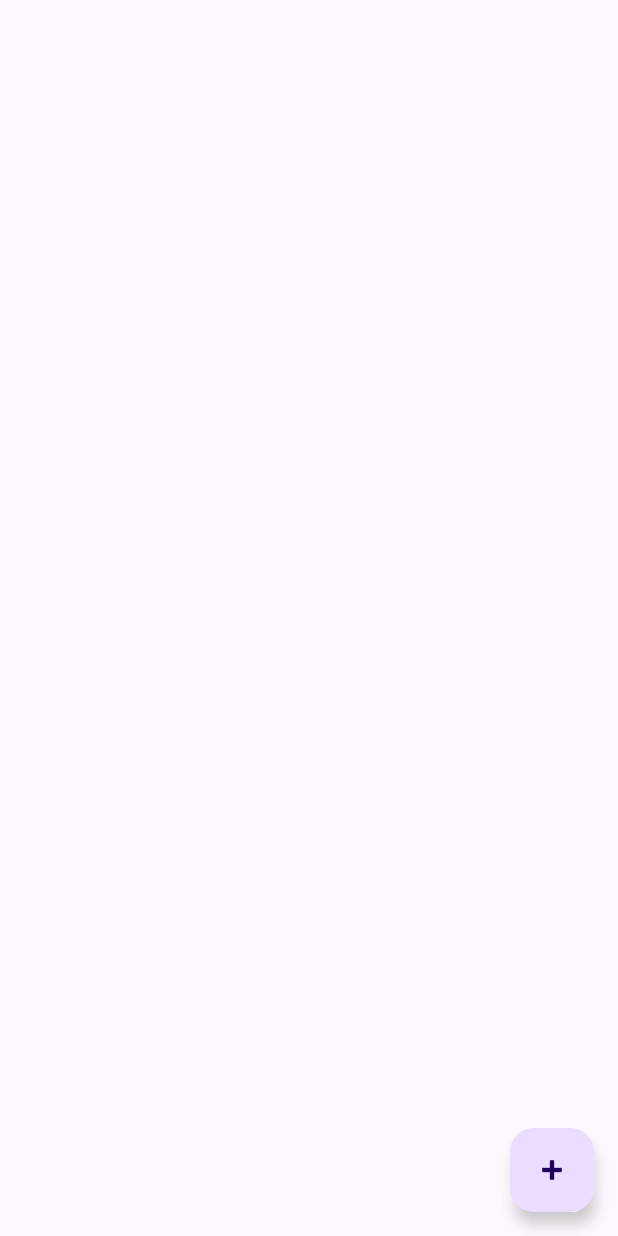
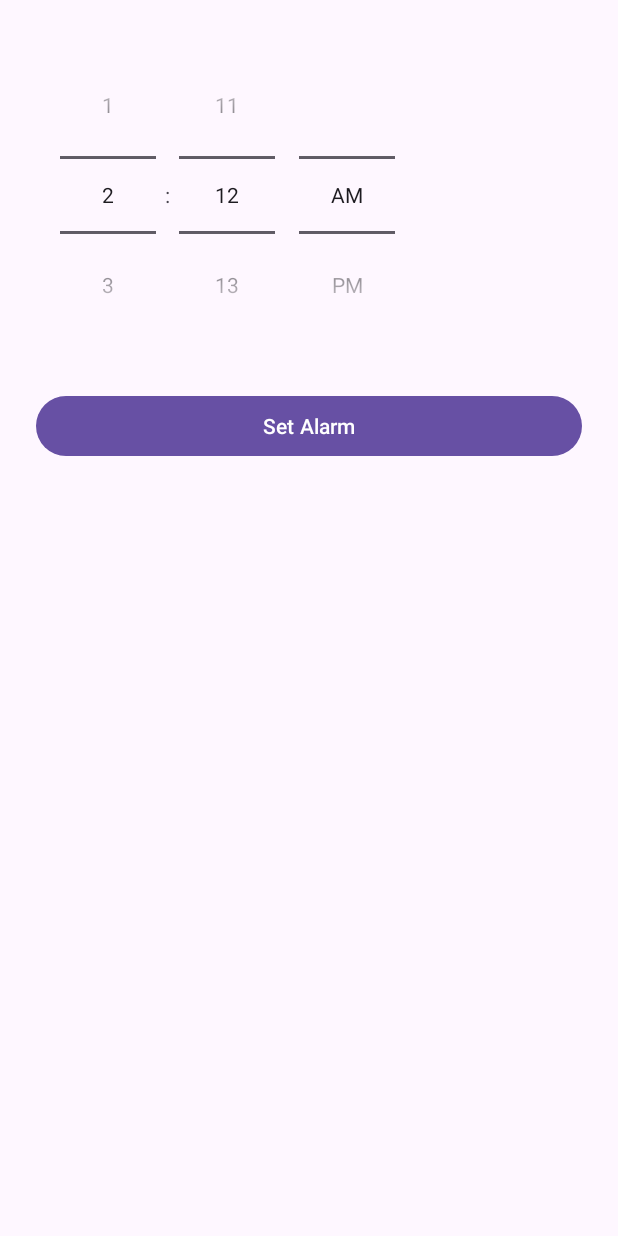
Before and after one commit to tahsinabe99/SnoozeBuster, an Android app: the screen it shows after launch (MainActivity before the commit, AddAlarmActivity after it), after a tap on "Add Alarm", on a phone screen of 412 x 824 dp. Run offline under Robolectric (Android 15) with nearby library versions, the phone set to English and light mode, and no system bars.

Commit message:
Basic functionalities added

```diff
--- a/app/src/main/java/comp5216/sydney/edu/au/snoozebusterr/MainActivity.kt
+++ b/app/src/main/java/comp5216/sydney/edu/au/snoozebusterr/MainActivity.kt
@@ -24,7 +24,8 @@ class MainActivity : AppCompatActivity() {
         // Later: set adapter with saved alarms
 
         addAlarmButton.setOnClickListener {
-            // Later: Start AddAlarmActivity
+            val intent = Intent(this, AddAlarmActivity::class.java)
+            startActivity(intent)
         }
     }
 }
--- /dev/null
+++ b/app/src/main/res/layout/activity_add_alarm.xml
@@ -0,0 +1,21 @@
+<?xml version="1.0" encoding="utf-8"?>
+<LinearLayout
+    xmlns:android="http://schemas.android.com/apk/res/android"
+    android:layout_width="match_parent"
+    android:layout_height="match_parent"
+    android:orientation="vertical"
+    android:padding="24dp">
+
+    <TimePicker
+        android:id="@+id/timePicker"
+        android:layout_width="wrap_content"
+        android:layout_height="wrap_content"
+        android:timePickerMode="spinner" />
+
+    <Button
+        android:id="@+id/saveAlarmButton"
+        android:layout_width="match_parent"
+        android:layout_height="wrap_content"
+        android:text="Set Alarm"
+        android:layout_marginTop="24dp"/>
+</LinearLayout>
```
Also changed, not shown: app/src/main/AndroidManifest.xml (+8 -0 lines), app/src/main/java/comp5216/sydney/edu/au/snoozebusterr/AddAlarmActivity.kt (added, +71 -0 lines), app/src/main/java/comp5216/sydney/edu/au/snoozebusterr/AlarmRingActivity.kt (added, +56 -0 lines), app/src/main/res/layout/activity_alarm_ring.xml (added, +31 -0 lines).
